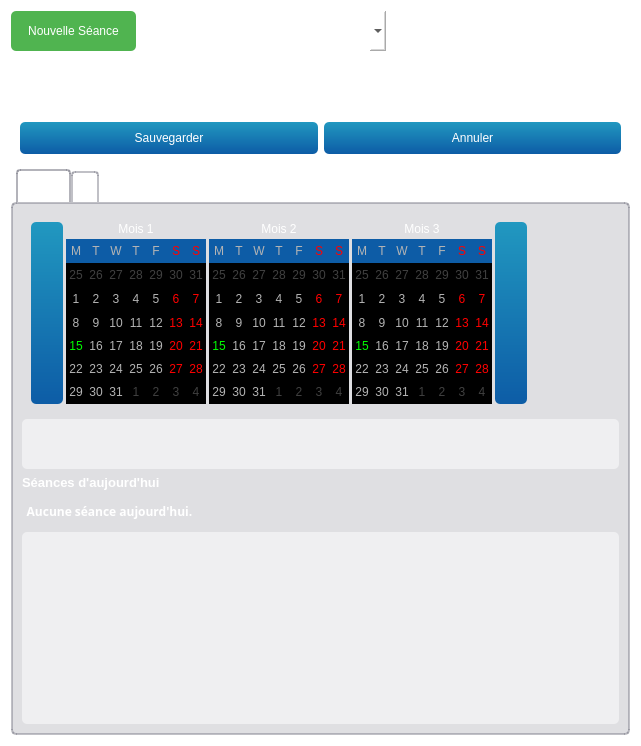
introlab/opentera, file teraplus/client/src/editors/ParticipantWidget.ui: the form before one commit.
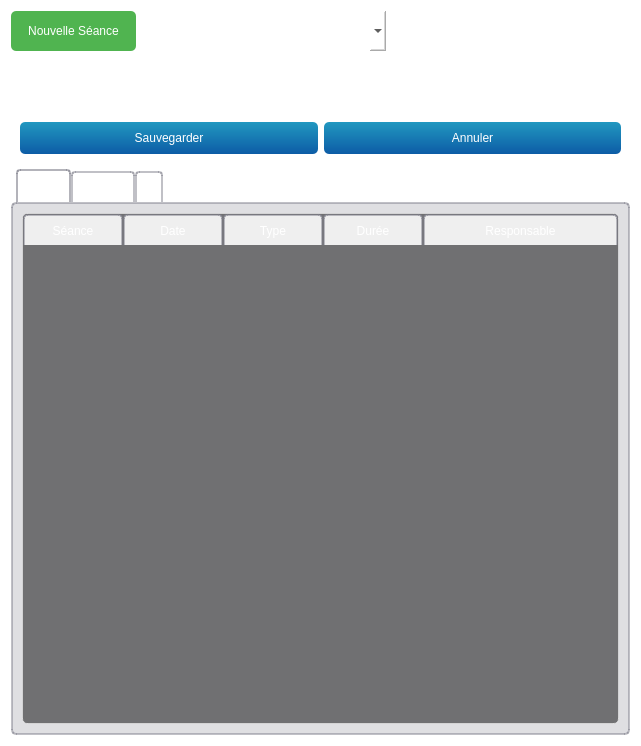
The form after the commit. Icons and pictures are not drawn. Custom widgets are drawn as their Qt base class.

Commit message: Work started on Session API.

```diff
--- a/teraplus/client/src/editors/ParticipantWidget.ui
+++ b/teraplus/client/src/editors/ParticipantWidget.ui
@@ -333,6 +333,55 @@
       <attribute name="title">
        <string>Séances</string>
       </attribute>
+      <layout class="QVBoxLayout" name="verticalLayout_8">
+       <item>
+        <widget class="QTableWidget" name="tableSessions">
+         <attribute name="horizontalHeaderMinimumSectionSize">
+          <number>50</number>
+         </attribute>
+         <attribute name="horizontalHeaderDefaultSectionSize">
+          <number>100</number>
+         </attribute>
+         <attribute name="horizontalHeaderStretchLastSection">
+          <bool>true</bool>
+         </attribute>
+         <column>
+          <property name="text">
+           <string>Séance</string>
+          </property>
+         </column>
+         <column>
+          <property name="text">
+           <string>Date</string>
+          </property>
+         </column>
+         <column>
+          <property name="text">
+           <string>Type</string>
+          </property>
+         </column>
+         <column>
+          <property name="text">
+           <string>Durée</string>
+          </property>
+         </column>
+         <column>
+          <property name="text">
+           <string>Responsable</string>
+          </property>
+         </column>
+        </widget>
+       </item>
+      </layout>
+     </widget>
+     <widget class="QWidget" name="tabCalendar">
+      <attribute name="icon">
+       <iconset resource="../../resources/TeraClient.qrc">
+        <normaloff>:/icons/sensors.png</normaloff>:/icons/sensors.png</iconset>
+      </attribute>
+      <attribute name="title">
+       <string>Calendrier</string>
+      </attribute>
       <layout class="QVBoxLayout" name="verticalLayout_2">
        <item>
         <widget class="QScrollArea" name="calArea">
```
The commit also changes 10 other files.
